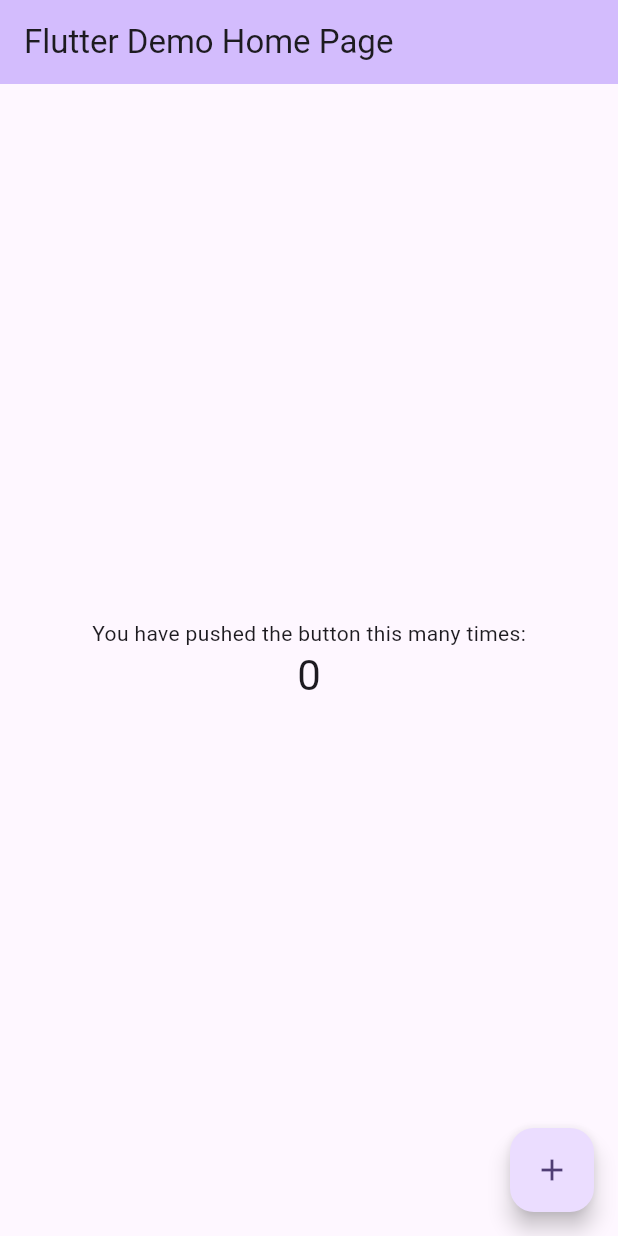
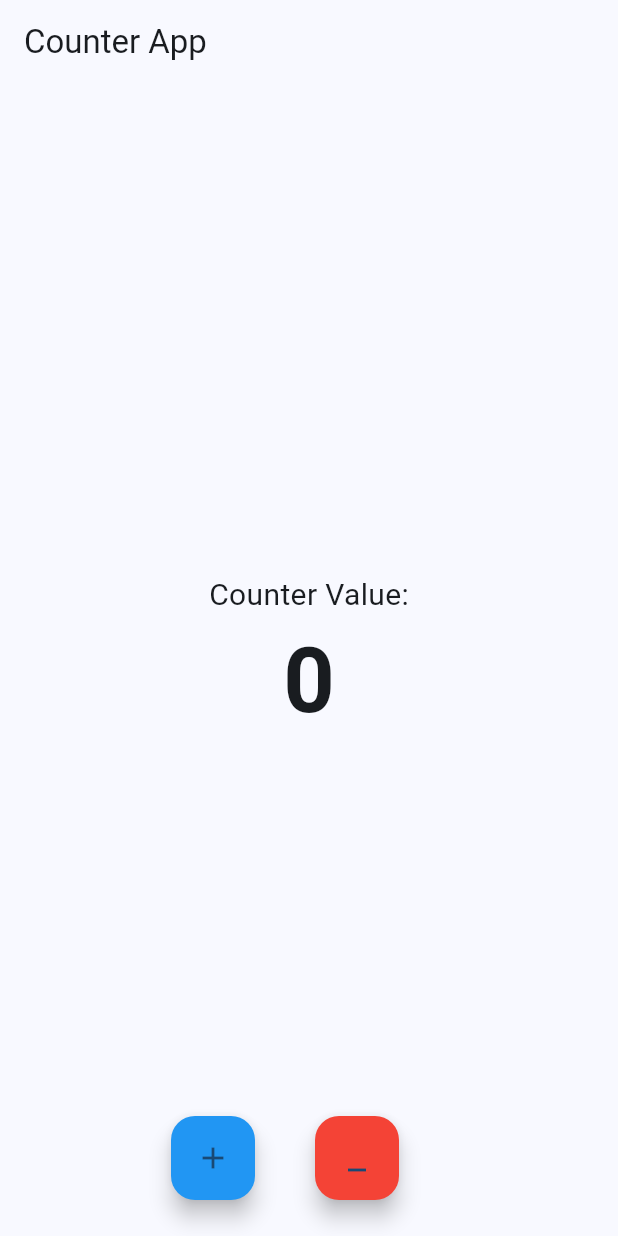
Before and after one commit to Aayush0305/22b0769_IntroToAppDev, a Flutter app: the screen it shows after launch, on a phone screen of 412 x 824 dp. Run offline on Flutter 3.47's test engine with Material 2 defaults, Android fonts, the phone set to English and light mode, and no system bars.

Commit message:
my commit

```diff
--- a/lib/main.dart
+++ b/lib/main.dart
@@ -1,125 +1,86 @@
 import 'package:flutter/material.dart';
 
 void main() {
-  runApp(const MyApp());
+  runApp(CounterApp());
 }
 
-class MyApp extends StatelessWidget {
-  const MyApp({super.key});
-
-  // This widget is the root of your application.
+class CounterApp extends StatelessWidget {
   @override
   Widget build(BuildContext context) {
     return MaterialApp(
-      title: 'Flutter Demo',
+      title: 'Counter App ',
       theme: ThemeData(
-        // This is the theme of your application.
-        //
-        // TRY THIS: Try running your application with "flutter run". You'll see
-        // the application has a blue toolbar. Then, without quitting the app,
-        // try changing the seedColor in the colorScheme below to Colors.green
-        // and then invoke "hot reload" (save your changes or press the "hot
-        // reload" button in a Flutter-supported IDE, or press "r" if you used
-        // the command line to start the app).
-        //
-        // Notice that the counter didn't reset back to zero; the application
-        // state is not lost during the reload. To reset the state, use hot
-        // restart instead.
-        //
-        // This works for code too, not just values: Most code changes can be
-        // tested with just a hot reload.
-        colorScheme: ColorScheme.fromSeed(seedColor: Colors.deepPurple),
+        colorScheme: ColorScheme.fromSeed(seedColor: Colors.blue),
         useMaterial3: true,
       ),
-      home: const MyHomePage(title: 'Flutter Demo Home Page'),
+      home: CounterPage(),
     );
   }
 }
 
-class MyHomePage extends StatefulWidget {
-  const MyHomePage({super.key, required this.title});
-
-  // This widget is the home page of your application. It is stateful, meaning
-  // that it has a State object (defined below) that contains fields that affect
-  // how it looks.
-
-  // This class is the configuration for the state. It holds the values (in this
-  // case the title) provided by the parent (in this case the App widget) and
-  // used by the build method of the State. Fields in a Widget subclass are
-  // always marked "final".
-
-  final String title;
-
+class CounterPage extends StatefulWidget {
   @override
-  State<MyHomePage> createState() => _MyHomePageState();
+  _CounterPageState createState() => _CounterPageState();
 }
 
-class _MyHomePageState extends State<MyHomePage> {
+class _CounterPageState extends State<CounterPage> {
   int _counter = 0;
-
   void _incrementCounter() {
     setState(() {
-      // This call to setState tells the Flutter framework that something has
-      // changed in this State, which causes it to rerun the build method below
-      // so that the display can reflect the updated values. If we changed
-      // _counter without calling setState(), then the build method would not be
-      // called again, and so nothing would appear to happen.
       _counter++;
+    });
+  }
+
+  void _decrementCounter() {
+    setState(() {
+      _counter--;
     });
   }
 
   @override
   Widget build(BuildContext context) {
-    // This method is rerun every time setState is called, for instance as done
-    // by the _incrementCounter method above.
-    //
-    // The Flutter framework has been optimized to make rerunning build methods
-    // fast, so that you can just rebuild anything that needs updating rather
-    // than having to individually change instances of widgets.
     return Scaffold(
         appBar: AppBar(
-        // TRY THIS: Try changing the color here to a specific color (to
-        // Colors.amber, perhaps?) and trigger a hot reload to see the AppBar
-        // change color while the other colors stay the same.
-        backgroundColor: Theme.of(context).colorScheme.inversePrimary,
-        // Here we take the value from the MyHomePage object that was created by
-        // the App.build method, and use it to set our appbar title.
-        title: Text(widget.title),
+          title: Text('Counter App'),
         ),
         body: Center(
-        // Center is a layout widget. It takes a single child and positions it
-        // in the middle of the parent.
           child: Column(
-          // Column is also a layout widget. It takes a list of children and
-          // arranges them vertically. By default, it sizes itself to fit its
-          // children horizontally, and tries to be as tall as its parent.
-          //
-          // Column has various properties to control how it sizes itself and
-          // how it positions its children. Here we use mainAxisAlignment to
-          // center the children vertically; the main axis here is the vertical
-          // axis because Columns are vertical (the cross axis would be
-          // horizontal).
-          //
-          // TRY THIS: Invoke "debug painting" (choose the "Toggle Debug Paint"
-          // action in the IDE, or press "p" in the console), to see the
-          // wireframe for each widget.
             mainAxisAlignment: MainAxisAlignment.center,
             children: <Widget>[
-            const Text(
-              'You have pushed the button this many times:',
+              Text(
+                'Counter Value:',
+                style: TextStyle(fontSize: 20),
               ),
               Text(
                 '$_counter',
-              style: Theme.of(context).textTheme.headlineMedium,
+                style: TextStyle(fontSize: 60, fontWeight: FontWeight.bold),
               ),
             ],
           ),
         ),
-      floatingActionButton: FloatingActionButton(
+        floatingActionButtonLocation: FloatingActionButtonLocation.endFloat,
+        floatingActionButton: Padding(
+          padding: const EdgeInsets.all(8.0),
+          child: Row(
+            mainAxisAlignment: MainAxisAlignment.center,
+            children: <Widget>[
+              FloatingActionButton(
+                backgroundColor: Colors.blue,
+                heroTag: "btn1",
                 onPressed: _incrementCounter,
-        tooltip: 'Increment',
-        child: const Icon(Icons.add),
-      ), // This trailing comma makes auto-formatting nicer for build methods.
-    );
+                child: Icon(Icons.add),
+              ),
+              SizedBox(
+                width: 40,
+              ),
+              FloatingActionButton(
+                heroTag: "btn2",
+                backgroundColor: Colors.red,
+                onPressed: _decrementCounter,
+                child: Icon(Icons.minimize),
+              )
+            ],
+          ),
+        ));
   }
 }
```
Lines whose indentation alone changed are shown as unchanged.
